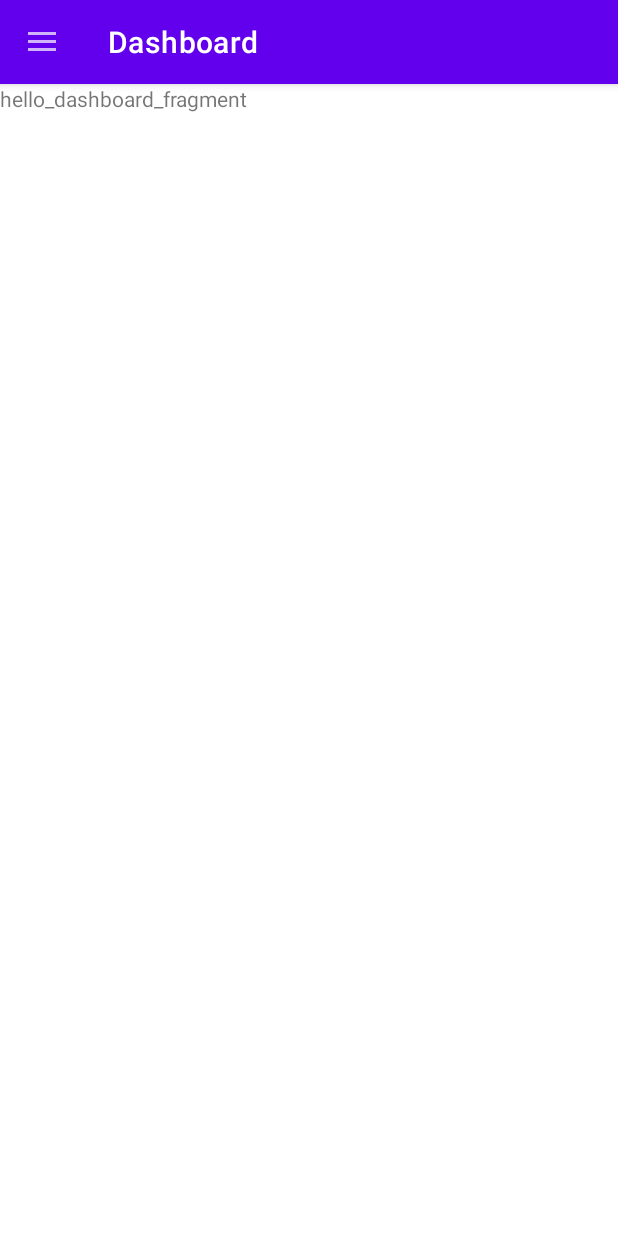
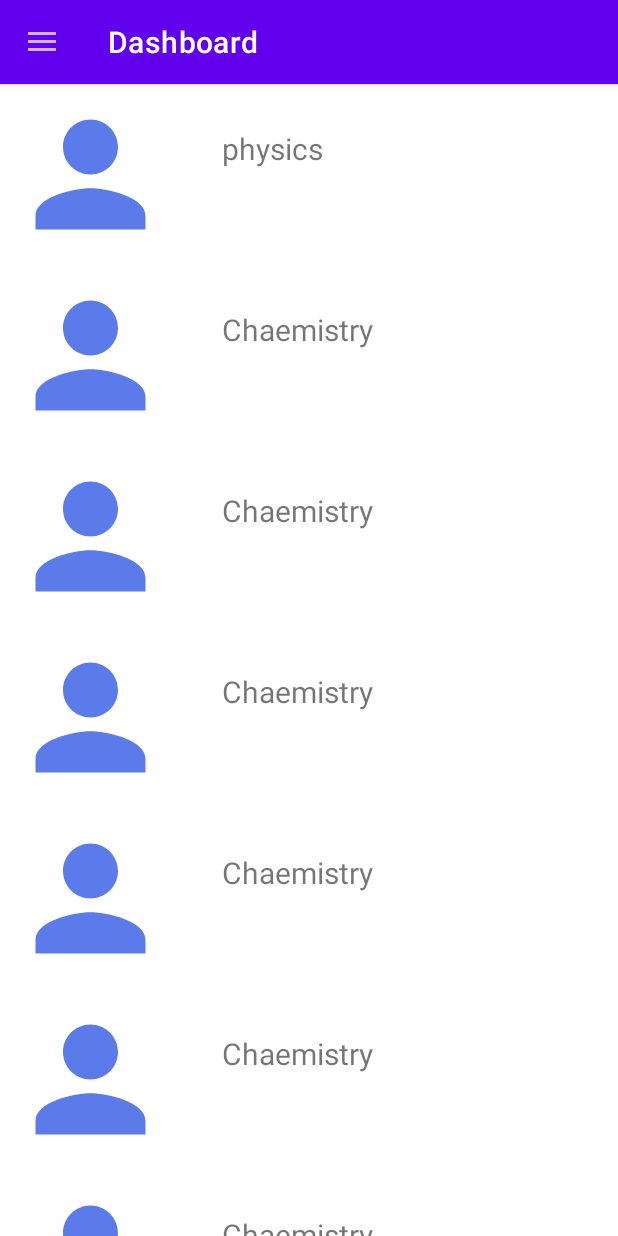
Before and after one commit to CodeJugad/Library, an Android app: the screen it shows after launch (MainActivity), on a phone screen of 412 x 824 dp. Run offline under Robolectric (Android 15) with nearby library versions, the phone set to English and light mode, and no system bars.

Commit message:
basic RecyclerView added

```diff
--- a/app/src/main/AndroidManifest.xml
+++ b/app/src/main/AndroidManifest.xml
@@ -10,7 +10,7 @@
         android:supportsRtl="true"
         android:theme="@style/Theme.Library">
         <activity
-            android:name=".MainActivity"
+            android:name=".activity.MainActivity"
             android:exported="true">
             <intent-filter>
                 <action android:name="android.intent.action.MAIN" />
--- a/app/src/main/java/com/example/library/AboutAppFragment.kt
+++ /dev/null
@@ -1,22 +0,0 @@
-package com.example.library
-
-import android.os.Bundle
-import androidx.fragment.app.Fragment
-import android.view.LayoutInflater
-import android.view.View
-import android.view.ViewGroup
-
-class AboutAppFragment : Fragment() {
-
-
-    override fun onCreateView(
-        inflater: LayoutInflater, container: ViewGroup?,
-        savedInstanceState: Bundle?
-    ): View? {
-        // Inflate the layout for this fragment
-        val view = inflater.inflate(R.layout.fragment_about_app, container, false)
-        return view
-    }
-
-
-}
--- /dev/null
+++ b/app/src/main/java/com/example/library/adapter/DashboardRecyclerAdapter.kt
@@ -0,0 +1,40 @@
+package com.example.library.adapter
+
+import android.content.Context
+import android.view.LayoutInflater
+import android.view.View
+import android.view.ViewGroup
+import android.widget.TextView
+import androidx.recyclerview.widget.RecyclerView
+import com.example.library.R
+import java.util.ArrayList
+
+
+class DashboardRecyclerAdapter(val context: Context, val itemList: ArrayList<String>) :
+    RecyclerView.Adapter<DashboardRecyclerAdapter.DashboardViewHolder>() {
+
+    override fun onCreateViewHolder(
+        parent: ViewGroup,
+        viewType: Int
+    ): DashboardViewHolder {
+        val view = LayoutInflater.from(parent.context).inflate(R.layout.recycler_dashboard_single_row,parent,false)
+        return DashboardViewHolder(view)
+    }
+
+    override fun onBindViewHolder(
+        holder: DashboardViewHolder,
+        position: Int
+    ) {
+        val text = itemList[position]
+        holder.textView.text = text
+    }
+
+    override fun getItemCount(): Int {
+        return itemList.size
+    }
+
+    class DashboardViewHolder(view: View) : RecyclerView.ViewHolder(view){
+        val textView : TextView = view.findViewById(R.id.txtRecyclerRowItem)
+    }
+
+}
--- a/app/src/main/java/com/example/library/FavouritesFragment.kt
+++ b/app/src/main/java/com/example/library/fragment/AboutAppFragment.kt
@@ -1,12 +1,13 @@
-package com.example.library
+package com.example.library.fragment
 
 import android.os.Bundle
 import androidx.fragment.app.Fragment
 import android.view.LayoutInflater
 import android.view.View
 import android.view.ViewGroup
+import com.example.library.R
 
-class FavouritesFragment : Fragment() {
+class AboutAppFragment : Fragment() {
 
 
     override fun onCreateView(
@@ -14,7 +15,7 @@ class FavouritesFragment : Fragment() {
         savedInstanceState: Bundle?
     ): View? {
         // Inflate the layout for this fragment
-        val view = inflater.inflate(R.layout.fragment_favourites, container, false)
+        val view = inflater.inflate(R.layout.fragment_about_app, container, false)
         return view
     }
 
--- /dev/null
+++ b/app/src/main/java/com/example/library/fragment/DashboardFragment.kt
@@ -0,0 +1,48 @@
+package com.example.library.fragment
+
+import android.content.Context
+import android.os.Bundle
+import androidx.fragment.app.Fragment
+import android.view.LayoutInflater
+import android.view.View
+import android.view.ViewGroup
+import androidx.recyclerview.widget.LinearLayoutManager
+import androidx.recyclerview.widget.RecyclerView
+import com.example.library.R
+import com.example.library.adapter.DashboardRecyclerAdapter
+
+class DashboardFragment : Fragment() {
+
+    lateinit var recyclerDashboard : RecyclerView
+    lateinit var layoutManager: LinearLayoutManager
+
+    val bookList = arrayListOf("physics",
+        "Chaemistry",
+        "Chaemistry",
+        "Chaemistry",
+        "Chaemistry",
+        "Chaemistry",
+        "Chaemistry",
+        "Chaemistry",
+        "Chaemistry",
+        "maths")
+
+
+    override fun onCreateView(
+        inflater: LayoutInflater, container: ViewGroup?,
+        savedInstanceState: Bundle?
+    ): View? {
+        // Inflate the layout for this fragment
+        val view = inflater.inflate(R.layout.fragment_dashboard, container, false)
+
+        recyclerDashboard = view.findViewById(R.id.recyclerDashboard)
+
+        layoutManager = LinearLayoutManager(activity)
+        var recyclerAdapter = DashboardRecyclerAdapter(activity as Context, bookList)
+
+        recyclerDashboard.adapter = recyclerAdapter
+        recyclerDashboard.layoutManager = layoutManager
+        return view
+    }
+
+}
--- a/app/src/main/java/com/example/library/ProfileFragment.kt
+++ b/app/src/main/java/com/example/library/fragment/FavouritesFragment.kt
@@ -1,21 +1,23 @@
-package com.example.library
+package com.example.library.fragment
 
 import android.os.Bundle
 import androidx.fragment.app.Fragment
 import android.view.LayoutInflater
 import android.view.View
 import android.view.ViewGroup
+import com.example.library.R
 
+class FavouritesFragment : Fragment() {
 
-class ProfileFragment : Fragment() {
 
     override fun onCreateView(
         inflater: LayoutInflater, container: ViewGroup?,
         savedInstanceState: Bundle?
     ): View? {
         // Inflate the layout for this fragment
-        val view = inflater.inflate(R.layout.fragment_profile, container, false)
+        val view = inflater.inflate(R.layout.fragment_favourites, container, false)
         return view
     }
 
+
 }
--- a/app/src/main/java/com/example/library/DashboardFragment.kt
+++ b/app/src/main/java/com/example/library/fragment/ProfileFragment.kt
@@ -1,19 +1,21 @@
-package com.example.library
+package com.example.library.fragment
 
 import android.os.Bundle
 import androidx.fragment.app.Fragment
 import android.view.LayoutInflater
 import android.view.View
 import android.view.ViewGroup
+import com.example.library.R
 
-class DashboardFragment : Fragment() {
+
+class ProfileFragment : Fragment() {
 
     override fun onCreateView(
         inflater: LayoutInflater, container: ViewGroup?,
         savedInstanceState: Bundle?
     ): View? {
         // Inflate the layout for this fragment
-        val view = inflater.inflate(R.layout.fragment_dashboard, container, false)
+        val view = inflater.inflate(R.layout.fragment_profile, container, false)
         return view
     }
 
--- a/app/src/main/res/layout/activity_main.xml
+++ b/app/src/main/res/layout/activity_main.xml
@@ -5,7 +5,7 @@
     android:id="@+id/drawerLayout"
     android:layout_width="match_parent"
     android:layout_height="match_parent"
-    tools:context=".MainActivity">
+    tools:context=".activity.MainActivity">
 
     <androidx.coordinatorlayout.widget.CoordinatorLayout
         android:id="@+id/coordinatorLayout"
--- a/app/src/main/res/layout/fragment_about_app.xml
+++ b/app/src/main/res/layout/fragment_about_app.xml
@@ -3,7 +3,7 @@
     xmlns:tools="http://schemas.android.com/tools"
     android:layout_width="match_parent"
     android:layout_height="match_parent"
-    tools:context=".AboutAppFragment">
+    tools:context=".fragment.AboutAppFragment">
 
     <!-- TODO: Update blank fragment layout -->
     <TextView
--- a/app/src/main/res/layout/fragment_dashboard.xml
+++ b/app/src/main/res/layout/fragment_dashboard.xml
@@ -1,14 +1,13 @@
 <?xml version="1.0" encoding="utf-8"?>
-<FrameLayout xmlns:android="http://schemas.android.com/apk/res/android"
+<RelativeLayout xmlns:android="http://schemas.android.com/apk/res/android"
     xmlns:tools="http://schemas.android.com/tools"
     android:layout_width="match_parent"
     android:layout_height="match_parent"
-    tools:context=".DashboardFragment">
+    tools:context=".fragment.DashboardFragment">
 
-    <!-- TODO: Update blank fragment layout -->
-    <TextView
+    <androidx.recyclerview.widget.RecyclerView
+        android:id="@+id/recyclerDashboard"
         android:layout_width="match_parent"
-        android:layout_height="match_parent"
-        android:text="hello_dashboard_fragment" />
+        android:layout_height="match_parent"/>
 
-</FrameLayout>
+</RelativeLayout>
--- a/app/src/main/res/layout/fragment_favourites.xml
+++ b/app/src/main/res/layout/fragment_favourites.xml
@@ -3,7 +3,7 @@
     xmlns:tools="http://schemas.android.com/tools"
     android:layout_width="match_parent"
     android:layout_height="match_parent"
-    tools:context=".FavouritesFragment">
+    tools:context=".fragment.FavouritesFragment">
 
     <!-- TODO: Update blank fragment layout -->
     <TextView
--- a/app/src/main/res/layout/fragment_profile.xml
+++ b/app/src/main/res/layout/fragment_profile.xml
@@ -3,7 +3,7 @@
     xmlns:tools="http://schemas.android.com/tools"
     android:layout_width="match_parent"
     android:layout_height="match_parent"
-    tools:context=".ProfileFragment">
+    tools:context=".fragment.ProfileFragment">
 
     <!-- TODO: Update blank fragment layout -->
     <TextView
--- /dev/null
+++ b/app/src/main/res/layout/recycler_dashboard_single_row.xml
@@ -0,0 +1,26 @@
+<?xml version="1.0" encoding="utf-8"?>
+<RelativeLayout xmlns:android="http://schemas.android.com/apk/res/android"
+    xmlns:app="http://schemas.android.com/apk/res-auto"
+    android:layout_width="match_parent"
+    android:layout_height="wrap_content">
+
+    <ImageView
+        android:id="@+id/imageView"
+        android:layout_width="110dp"
+        android:layout_height="110dp"
+        android:layout_margin="5dp"
+        app:srcCompat="@drawable/ic_about_app" />
+
+    <TextView
+        android:id="@+id/txtRecyclerRowItem"
+        android:layout_width="wrap_content"
+        android:layout_height="wrap_content"
+        android:textSize="20sp"
+        android:padding="5dp"
+        android:layout_alignParentTop="true"
+        android:layout_marginStart="22dp"
+        android:layout_marginTop="24dp"
+        android:layout_toEndOf="@+id/imageView"
+        android:text="TextView" />
+
+</RelativeLayout>
```
Also changed, not shown: app/src/main/java/com/example/library/activity/MainActivity.kt (renamed from app/src/main/java/com/example/library/MainActivity.kt, +6 -1 lines).
